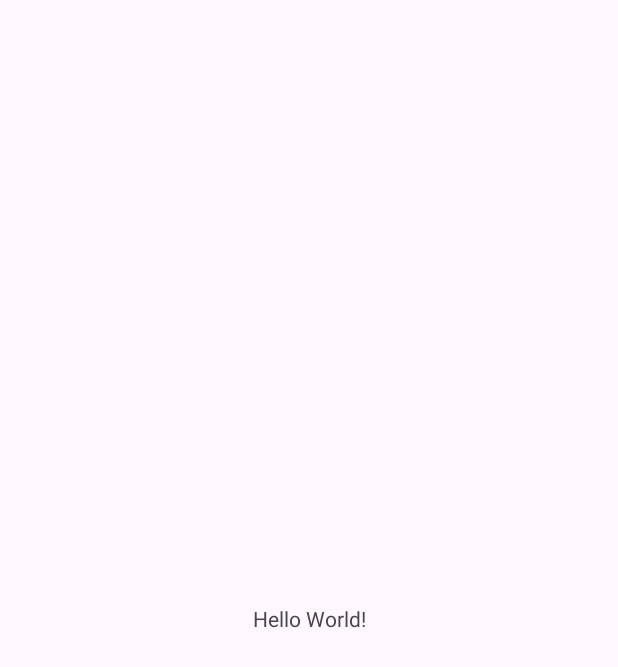
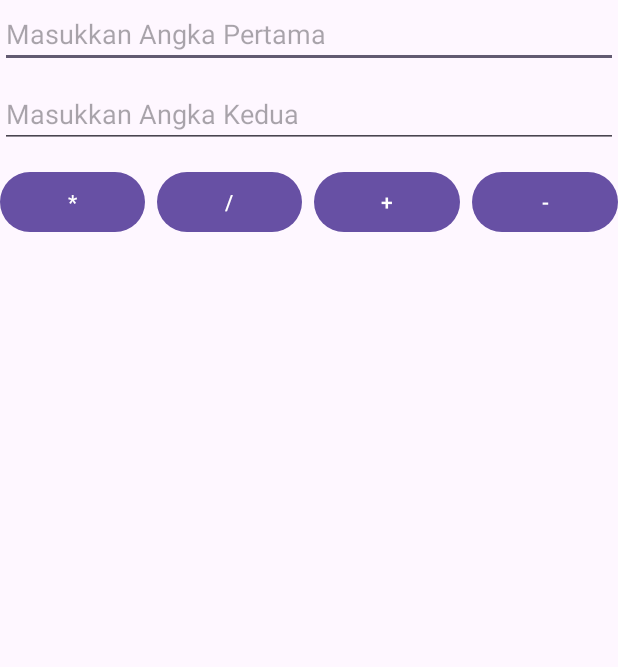
Before and after one commit to Baksoman/paba_latihan_fragment, an Android app: the screen it shows after launch (MainActivity), on a phone screen of 412 x 824 dp. Before the commit the part shown is almost empty. Shown: the top 667 px of the screen. Run offline under Robolectric (Android 15) with nearby library versions, the phone set to English and light mode, and no system bars.

Commit message:
feat: Buat layout activity_main

```diff
--- a/app/build.gradle.kts
+++ b/app/build.gradle.kts
@@ -29,6 +29,10 @@ android {
         sourceCompatibility = JavaVersion.VERSION_11
         targetCompatibility = JavaVersion.VERSION_11
     }
+
+    buildFeatures {
+        viewBinding = true
+    }
 }
 
 dependencies {
--- a/app/src/main/res/layout/activity_main.xml
+++ b/app/src/main/res/layout/activity_main.xml
@@ -1,19 +1,72 @@
 <?xml version="1.0" encoding="utf-8"?>
-<androidx.constraintlayout.widget.ConstraintLayout xmlns:android="http://schemas.android.com/apk/res/android"
-    xmlns:app="http://schemas.android.com/apk/res-auto"
+<LinearLayout xmlns:android="http://schemas.android.com/apk/res/android"
     xmlns:tools="http://schemas.android.com/tools"
     android:id="@+id/main"
     android:layout_width="match_parent"
     android:layout_height="match_parent"
+    android:orientation="vertical"
+    android:padding="16dp"
     tools:context=".MainActivity">
 
-    <TextView
-        android:layout_width="wrap_content"
+    <EditText
+        android:id="@+id/etAngka1"
+        android:layout_width="match_parent"
         android:layout_height="wrap_content"
-        android:text="Hello World!"
-        app:layout_constraintBottom_toBottomOf="parent"
-        app:layout_constraintEnd_toEndOf="parent"
-        app:layout_constraintStart_toStartOf="parent"
-        app:layout_constraintTop_toTopOf="parent" />
+        android:hint="Masukkan Angka Pertama"
+        android:inputType="numberDecimal|numberSigned" />
 
-</androidx.constraintlayout.widget.ConstraintLayout>
+    <EditText
+        android:id="@+id/etAngka2"
+        android:layout_width="match_parent"
+        android:layout_height="wrap_content"
+        android:layout_marginTop="8dp"
+        android:hint="Masukkan Angka Kedua"
+        android:inputType="numberDecimal|numberSigned" />
+
+    <LinearLayout
+        android:layout_width="match_parent"
+        android:layout_height="wrap_content"
+        android:layout_marginTop="12dp"
+        android:orientation="horizontal">
+
+        <Button
+            android:id="@+id/btnKali"
+            android:layout_width="0dp"
+            android:layout_height="wrap_content"
+            android:layout_marginEnd="4dp"
+            android:layout_weight="1"
+            android:text="*" />
+
+        <Button
+            android:id="@+id/btnBagi"
+            android:layout_width="0dp"
+            android:layout_height="wrap_content"
+            android:layout_marginHorizontal="4dp"
+            android:layout_weight="1"
+            android:text="/" />
+
+        <Button
+            android:id="@+id/btnTambah"
+            android:layout_width="0dp"
+            android:layout_height="wrap_content"
+            android:layout_marginHorizontal="4dp"
+            android:layout_weight="1"
+            android:text="+" />
+
+        <Button
+            android:id="@+id/btnKurang"
+            android:layout_width="0dp"
+            android:layout_height="wrap_content"
+            android:layout_marginStart="4dp"
+            android:layout_weight="1"
+            android:text="-" />
+    </LinearLayout>
+
+    <androidx.fragment.app.FragmentContainerView
+        android:id="@+id/fragment_container"
+        android:layout_width="match_parent"
+        android:layout_height="0dp"
+        android:layout_marginTop="16dp"
+        android:layout_weight="1" />
+
+</LinearLayout>
```
